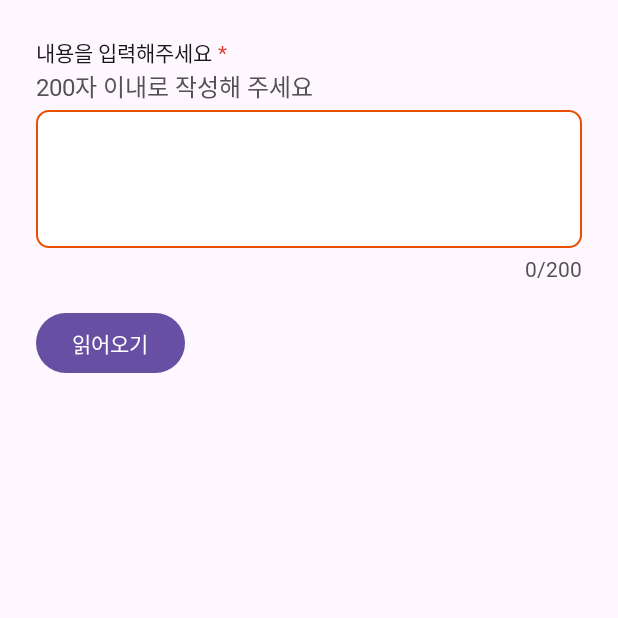
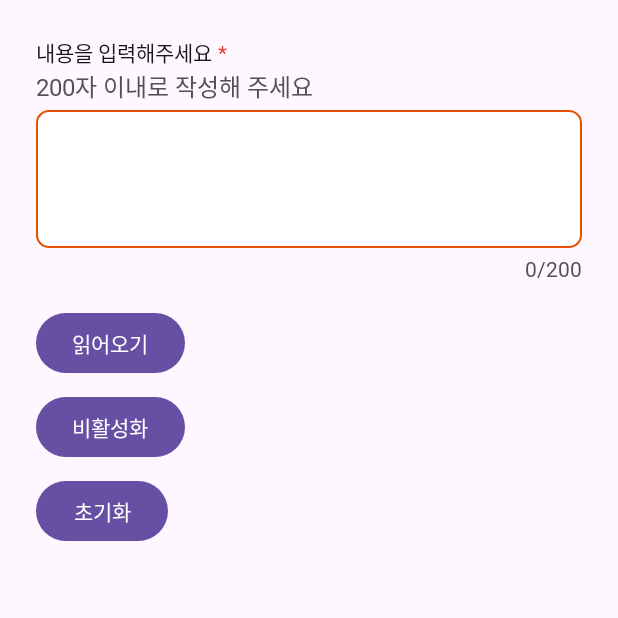
Before and after one commit to animal-diary/android, an Android app: the TestTextAreaActivity screen opened directly, with no data from a screen before it, after a tap on "읽어오기", on a phone screen of 412 x 824 dp, the top half of it. Run offline under Robolectric (Android 15) with nearby library versions, the phone set to English and light mode, and no system bars.

Commit message:
:sparkles: [FEAT] (#11) Text Area, Input 코드 추가

```diff
--- a/app/src/main/java/com/example/animaldiary/TestTextAreaActivity.kt
+++ b/app/src/main/java/com/example/animaldiary/TestTextAreaActivity.kt
@@ -14,6 +14,9 @@ import com.example.animaldiary.ui.components.TextAreaView
 class TestTextAreaActivity : AppCompatActivity() {
 
     private lateinit var textArea: TextAreaView
+    private lateinit var btnRead: Button
+    private lateinit var btnDisable: Button
+    private lateinit var btnReset: Button
 
     override fun onCreate(savedInstanceState: Bundle?) {
         super.onCreate(savedInstanceState)
@@ -21,13 +24,32 @@ class TestTextAreaActivity : AppCompatActivity() {
 
         // 뷰 참조
         textArea = findViewById(R.id.testTextArea)
+        btnRead = findViewById(R.id.btnRead)
+        btnDisable = findViewById(R.id.btnDisable)
+        btnReset = findViewById(R.id.btnReset)
 
         // 버튼 클릭 시 현재 입력값을 토스트로 확인
-        findViewById<Button>(R.id.btnRead).setOnClickListener {
+        btnRead.setOnClickListener {
             clearTextAreaFocus()
 
             val input = textArea.getText()
             Toast.makeText(this, "입력값: $input", Toast.LENGTH_SHORT).show()
+        }
+
+        // 비활성화 테스트
+        btnDisable.setOnClickListener {
+            textArea.setDisabledState()
+        }
+
+        // 초기화 테스트
+        btnReset.setOnClickListener {
+            textArea.setTitle("내용을 입력해주세요")
+            textArea.setDescription("200자 이내로 작성해 주세요")
+            textArea.setMaxLength(200)
+            textArea.showRequired(true)
+            textArea.showCount(true)
+            textArea.setEnabled(true)
+            textArea.setDefaultState()
         }
     }
 
--- a/app/src/main/java/com/example/animaldiary/ui/components/TextAreaView.kt
+++ b/app/src/main/java/com/example/animaldiary/ui/components/TextAreaView.kt
@@ -49,6 +49,11 @@ class TextAreaView @JvmOverloads constructor(
                 ta.getString(R.styleable.TextAreaView_ta_description)?.let { setDescription(it) }
                 showCount(ta.getBoolean(R.styleable.TextAreaView_ta_showCount, false))
                 setMaxLength(ta.getInt(R.styleable.TextAreaView_ta_maxLength, 200))
+                when (ta.getInt(R.styleable.TextAreaView_ta_state, 0)) {
+                    0 -> setDefaultState()
+                    1 -> setFocusedState()
+                    2 -> setDisabledState()
+                }
             } finally {
                 ta.recycle()
             }
@@ -58,10 +63,10 @@ class TextAreaView @JvmOverloads constructor(
         etInput.setOnFocusChangeListener { _, hasFocus ->
             val text = etInput.text.toString()
             when {
-                !isEnabled -> setStateDisabled()
-                hasFocus -> setStateActive()
-                text.isNotBlank() -> setStateCompleted()
-                else -> setStateDefault()
+                !isEnabled -> setDisabledState()
+                hasFocus -> setFocusedState()
+                text.isNotBlank() -> setFocusedState()
+                else -> setDefaultState()
             }
         }
         etInput.addTextChangedListener(object : TextWatcher {
@@ -80,7 +85,7 @@ class TextAreaView @JvmOverloads constructor(
         if (tvRequired.visibility != View.VISIBLE) tvRequired.visibility = View.GONE
         if (tvDesc.visibility != View.VISIBLE) tvDesc.visibility = View.GONE
         if (tvCount.visibility != View.VISIBLE) tvCount.visibility = View.GONE
-        setStateDefault()
+        setDefaultState()
     }
 
     fun setTitle(text: String) {
@@ -113,16 +118,13 @@ class TextAreaView @JvmOverloads constructor(
     fun getText(): String = etInput.text.toString()
 
     // 상태별 배경 변경
-    private fun setStateDefault() {
+    fun setDefaultState() {
         etInput.background = ContextCompat.getDrawable(context, R.drawable.bg_text_input_default)
     }
-    private fun setStateActive() {
+    fun setFocusedState() {
         etInput.background = ContextCompat.getDrawable(context, R.drawable.bg_text_input_active)
     }
-    private fun setStateCompleted() {
-        etInput.background = ContextCompat.getDrawable(context, R.drawable.bg_text_input_default)
-    }
-    private fun setStateDisabled() {
+    fun setDisabledState() {
         etInput.isEnabled = false
         etInput.background = ContextCompat.getDrawable(context, R.drawable.bg_text_input_disabled)
     }
--- a/app/src/main/java/com/example/animaldiary/ui/components/TextInputView.kt
+++ b/app/src/main/java/com/example/animaldiary/ui/components/TextInputView.kt
@@ -103,17 +103,17 @@ class TextInputView @JvmOverloads constructor(
         inputContainer.setBackgroundResource(R.drawable.bg_text_input_default)
     }
 
-    private fun setDefaultState() {
+    fun setDefaultState() {
         inputContainer.setBackgroundResource(R.drawable.bg_text_input_default)
         errorText.visibility = GONE
     }
 
-    private fun setFocusedState() {
+    fun setFocusedState() {
         inputContainer.setBackgroundResource(R.drawable.bg_text_input_active)
         errorText.visibility = GONE
     }
 
-    private fun setErrorState() {
+    fun setErrorState() {
         inputContainer.setBackgroundResource(R.drawable.bg_text_input_error)
         errorText.visibility = VISIBLE
     }
--- a/app/src/main/res/layout/activity_test_text_area.xml
+++ b/app/src/main/res/layout/activity_test_text_area.xml
@@ -18,7 +18,8 @@
             app:ta_required="true"
             app:ta_description="200자 이내로 작성해 주세요"
             app:ta_showCount="true"
-            app:ta_maxLength="200" />
+            app:ta_maxLength="200"
+            app:ta_state="normal"/>
 
         <Button
             android:id="@+id/btnRead"
@@ -27,5 +28,19 @@
             android:text="읽어오기"
             android:layout_marginTop="16dp"/>
 
+        <Button
+            android:id="@+id/btnDisable"
+            android:layout_width="wrap_content"
+            android:layout_height="wrap_content"
+            android:text="비활성화"
+            android:layout_marginTop="8dp"/>
+
+        <Button
+            android:id="@+id/btnReset"
+            android:layout_width="wrap_content"
+            android:layout_height="wrap_content"
+            android:text="초기화"
+            android:layout_marginTop="8dp"/>
+
     </LinearLayout>
 </FrameLayout>
--- a/app/src/main/res/values/attrs.xml
+++ b/app/src/main/res/values/attrs.xml
@@ -68,6 +68,11 @@
         <attr name="ta_description" format="string" />
         <attr name="ta_showCount" format="boolean" />
         <attr name="ta_maxLength" format="integer" />
+        <attr name="ta_state" format="enum">
+            <enum name="normal" value="0" />
+            <enum name="focused" value="1" />
+            <enum name="disabled" value="2" />
+        </attr>
     </declare-styleable>
 
     <!-- TextButtonView 컴포넌트 커스텀 속성 정의 -->
```
